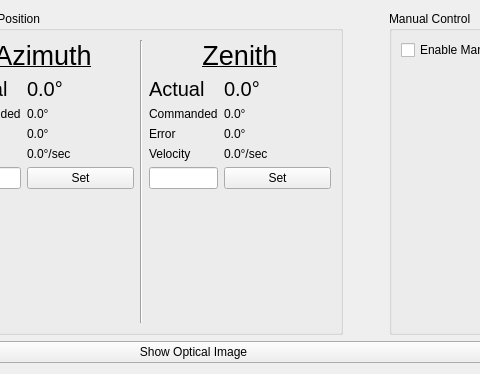
The window that ui_resources/telescope_control.ui (Tyronitar/rfsoc-interface) describes before a commit, drawn with Qt 5; both pictures show x 317 to 797 and y 0 to 374 of the 1021 by 374 pixel window.
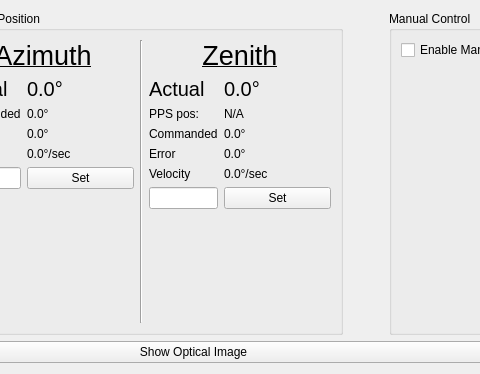
The same window after the commit. Icons and pictures are not drawn. Custom widgets are drawn as their Qt base class.

Commit message: Add Zenith Angle PPS Position Capture

```diff
--- a/ui_resources/telescope_control.ui
+++ b/ui_resources/telescope_control.ui
@@ -300,58 +300,72 @@
               </property>
              </widget>
             </item>
-            <item row="2" column="0">
+            <item row="3" column="0">
              <widget class="QLabel" name="zenith_commandedLabel">
               <property name="text">
                <string>Commanded</string>
               </property>
              </widget>
             </item>
-            <item row="2" column="1">
+            <item row="3" column="1">
              <widget class="QLabel" name="zenith_commanded_valLabel">
               <property name="text">
                <string>0.0°</string>
               </property>
              </widget>
             </item>
-            <item row="3" column="0">
+            <item row="4" column="0">
              <widget class="QLabel" name="zenith_errorLabel">
               <property name="text">
                <string>Error</string>
               </property>
              </widget>
             </item>
-            <item row="3" column="1">
+            <item row="4" column="1">
              <widget class="QLabel" name="zenith_error_valLabel">
               <property name="text">
                <string>0.0°</string>
               </property>
              </widget>
             </item>
-            <item row="4" column="0">
+            <item row="5" column="0">
              <widget class="QLabel" name="zenith_velocityLabel">
               <property name="text">
                <string>Velocity</string>
               </property>
              </widget>
             </item>
-            <item row="4" column="1">
+            <item row="5" column="1">
              <widget class="QLabel" name="zenith_velocity_valLabel">
               <property name="text">
                <string>0.0°/sec</string>
               </property>
              </widget>
             </item>
-            <item row="5" column="0">
+            <item row="6" column="0">
              <widget class="QLineEdit" name="zenith_setlineEdit"/>
             </item>
-            <item row="5" column="1">
+            <item row="6" column="1">
              <widget class="QPushButton" name="zenith_setpushButton">
               <property name="text">
                <string>Set</string>
               </property>
              </widget>
             </item>
+            <item row="2" column="0">
+             <widget class="QLabel" name="zenith_ppsLabel">
+              <property name="text">
+               <string>PPS pos:</string>
+              </property>
+             </widget>
+            </item>
+            <item row="2" column="1">
+             <widget class="QLabel" name="zenith_pps_valLabel">
+              <property name="text">
+               <string>N/A</string>
+              </property>
+             </widget>
+            </item>
            </layout>
           </item>
          </layout>
```
The commit also changes 3 other files.
